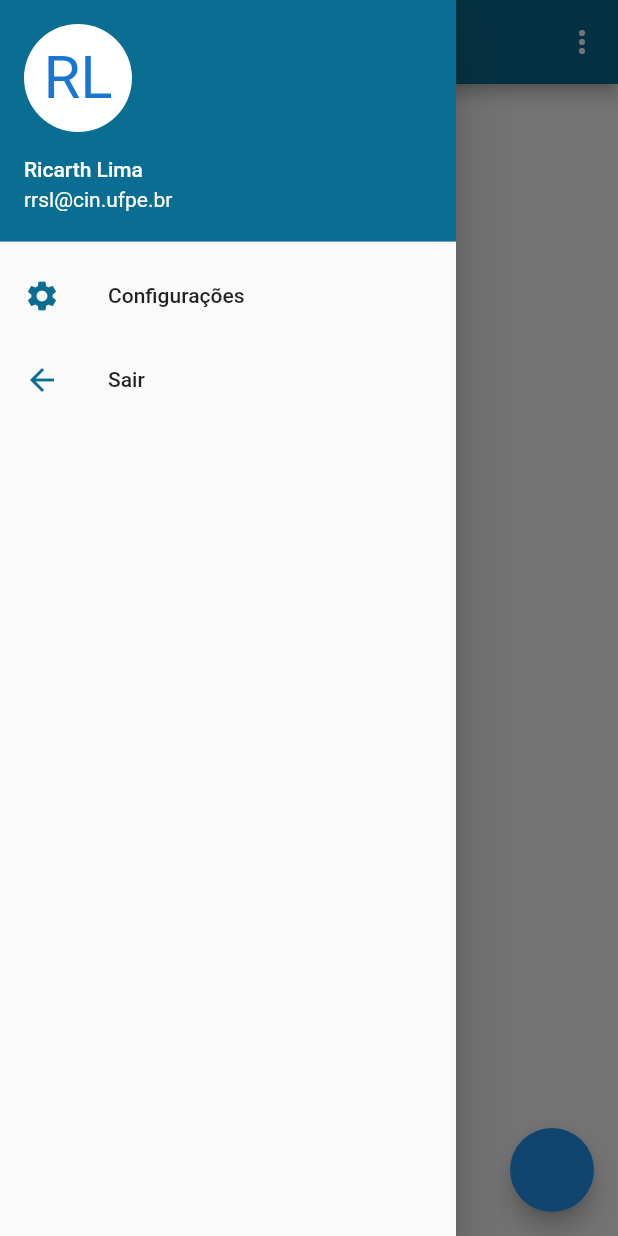
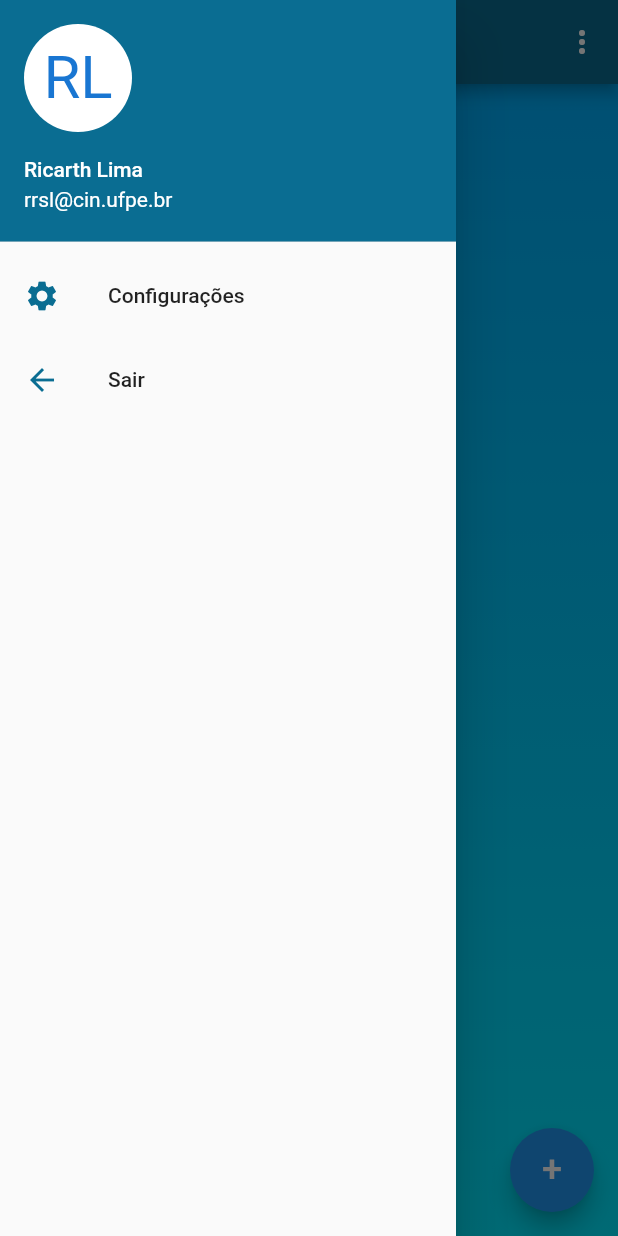
Before and after one commit to ricarthlima/flutter-gym-app-dotcode, a Flutter app: the screen it shows after launch, with the side drawer open, on a phone screen of 412 x 824 dp. Run offline on Flutter 3.47's test engine with Material 2 defaults, Android fonts, the phone set to English and light mode, and no system bars; our stand-ins replace shared_preferences.

Commit message:
home - get home fab

```diff
--- a/lib/pages/home/home_widgets/home_content.dart
+++ b/lib/pages/home/home_widgets/home_content.dart
@@ -1,4 +1,7 @@
 import 'package:flutter/material.dart';
+import 'package:gym_app/pages/home/home_widgets/home_list_item.dart';
+import 'package:gym_app/pages/home/home_widgets/home_list_model.dart';
+import 'package:gym_app/shared/constants/custom_colors.dart';
 
 class HomePageContent extends StatefulWidget {
   const HomePageContent({key}) : super(key: key);
@@ -8,8 +11,37 @@ class HomePageContent extends StatefulWidget {
 }
 
 class _HomePageContentState extends State<HomePageContent> {
+  List<HomeListModel> listMockedList = [
+    HomeListModel(
+      title: "Academia - O Club",
+      assetIcon: "assets/icons/gym_icon.png",
+    ),
+  ];
+
   @override
   Widget build(BuildContext context) {
-    return Container();
+    return Container(
+      decoration: BoxDecoration(
+        gradient: LinearGradient(
+          begin: Alignment.topCenter,
+          end: Alignment.bottomCenter,
+          colors: [
+            CustomColors().getGradientMainColor(),
+            CustomColors().getGradientSecondaryColor(),
+          ],
+        ),
+      ),
+      padding: EdgeInsets.symmetric(
+        vertical: 50,
+        horizontal: 20,
+      ),
+      child: ListView(
+        children: [
+          HomeListItem(
+            homeListModel: listMockedList[0],
+          )
+        ],
+      ),
+    );
   }
 }
--- a/lib/pages/home/home_widgets/home_fab.dart
+++ b/lib/pages/home/home_widgets/home_fab.dart
@@ -1,5 +1,11 @@
 import 'package:flutter/material.dart';
 
 FloatingActionButton getHomeFab() {
-  return FloatingActionButton(onPressed: () {});
+  return FloatingActionButton(
+    child: Text(
+      "+",
+      style: TextStyle(fontSize: 24),
+    ),
+    onPressed: () {},
+  );
 }
--- /dev/null
+++ b/lib/pages/home/home_widgets/home_list_item.dart
@@ -0,0 +1,18 @@
+import 'package:flutter/material.dart';
+import 'package:gym_app/pages/home/home_widgets/home_list_model.dart';
+import 'package:gym_app/shared/constants/custom_colors.dart';
+
+class HomeListItem extends StatefulWidget {
+  final HomeListModel homeListModel;
+  HomeListItem({this.homeListModel});
+
+  @override
+  _HomeListItemState createState() => _HomeListItemState();
+}
+
+class _HomeListItemState extends State<HomeListItem> {
+  @override
+  Widget build(BuildContext context) {
+    return Container();
+  }
+}
--- /dev/null
+++ b/lib/pages/home/home_widgets/home_list_model.dart
@@ -0,0 +1,9 @@
+import 'package:flutter/material.dart';
+
+class HomeListModel {
+  Icons icon;
+  String assetIcon;
+  String title;
+
+  HomeListModel({this.icon, this.assetIcon, this.title});
+}
--- a/lib/shared/constants/custom_colors.dart
+++ b/lib/shared/constants/custom_colors.dart
@@ -3,8 +3,8 @@ import 'package:flutter/material.dart';
 class CustomColors {
   Color _activePrimaryButton = Color.fromARGB(255, 63, 81, 181);
   Color _activeSecondaryButton = Color.fromARGB(255, 230, 230, 255);
-  Color _gradientMainColor = Color.fromARGB(255, 0, 75, 200);
-  Color _gradientSecColor = Color.fromARGB(255, 75, 175, 255);
+  Color _gradientMainColor = Color(0xff00ADFA);
+  Color _gradientSecColor = Color(0xff00E6FD);
   Color _appBarMainColor = Color(0xff0A6D92);
 
   Color getActivePrimaryButtonColor() {
--- a/pubspec.yaml
+++ b/pubspec.yaml
@@ -3,7 +3,7 @@ description: A new Flutter project.
 
 # The following line prevents the package from being accidentally published to
 # pub.dev using `pub publish`. This is preferred for private packages.
-publish_to: 'none' # Remove this line if you wish to publish to pub.dev
+publish_to: "none" # Remove this line if you wish to publish to pub.dev
 
 # The following defines the version and build number for your application.
 # A version number is three numbers separated by dots, like 1.2.43
@@ -24,7 +24,6 @@ dependencies:
   flutter:
     sdk: flutter
 
-
   # The following adds the Cupertino Icons font to your application.
   # Use with the CupertinoIcons class for iOS style icons.
   cupertino_icons: ^1.0.1
@@ -42,7 +41,6 @@ dev_dependencies:
 
 # The following section is specific to Flutter.
 flutter:
-
   # The following line ensures that the Material Icons font is
   # included with your application, so that you can use the icons in
   # the material Icons class.
@@ -51,6 +49,7 @@ flutter:
   # To add assets to your application, add an assets section, like this:
   assets:
     - assets/
+    - assets/icons/
 
   # An image asset can refer to one or more resolution-specific "variants", see
   # https://flutter.dev/assets-and-images/#resolution-aware.
```
Also changed, not shown: assets/icons/gym_icon.png (added).
